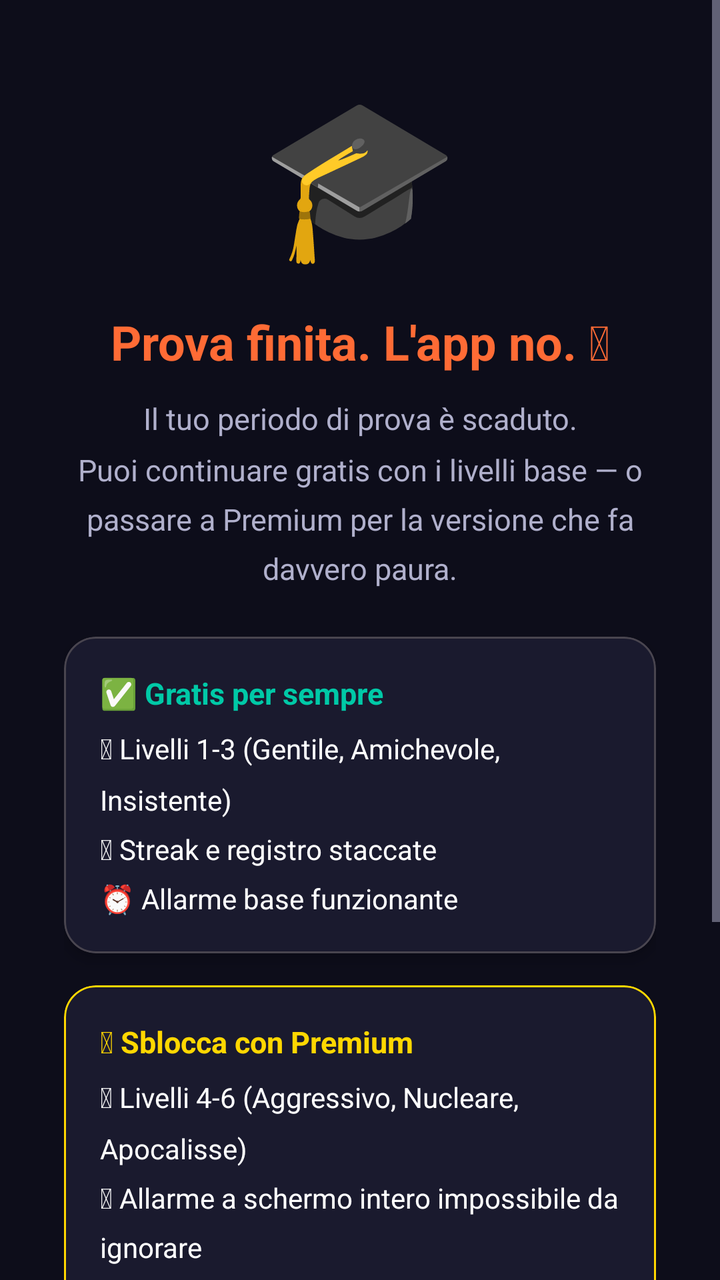
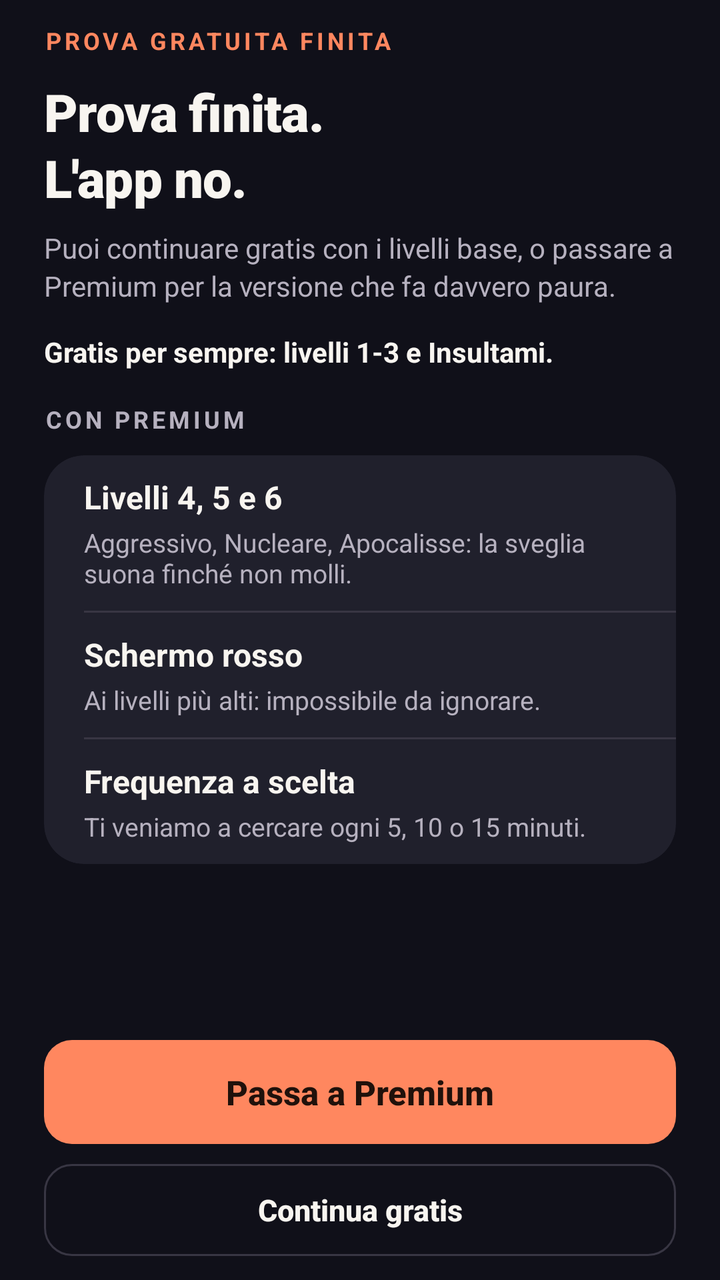

Two renders of the same Android screen: before a commit and after it. Below are the layout's source before the change and the commit's diff.
<!-- AndroidManifest.xml: activity theme Theme.Stacca -->
<!-- res/layout/activity_trial_expired.xml -->
<?xml version="1.0" encoding="utf-8"?>
<ScrollView xmlns:android="http://schemas.android.com/apk/res/android"
    xmlns:app="http://schemas.android.com/apk/res-auto"
    android:layout_width="match_parent"
    android:layout_height="match_parent"
    android:background="@color/background_dark"
    android:fillViewport="true">

    <LinearLayout
        android:layout_width="match_parent"
        android:layout_height="wrap_content"
        android:orientation="vertical"
        android:gravity="center"
        android:padding="32dp">

        
        <TextView
            android:id="@+id/tvTrialEmoji"
            android:layout_width="wrap_content"
            android:layout_height="wrap_content"
            android:text="🎓"
            android:textSize="80sp"
            android:layout_marginBottom="16dp" />

        
        <TextView
            android:id="@+id/tvTrialTitle"
            android:layout_width="match_parent"
            android:layout_height="wrap_content"
            android:text="@string/trial_soft_title"
            android:textSize="24sp"
            android:textStyle="bold"
            android:textColor="@color/primary"
            android:gravity="center"
            android:layout_marginBottom="12dp" />

        
        <TextView
            android:id="@+id/tvTrialSubtitle"
            android:layout_width="match_parent"
            android:layout_height="wrap_content"
            android:text="@string/trial_soft_subtitle"
            android:textSize="15sp"
            android:textColor="@color/text_secondary"
            android:gravity="center"
            android:lineSpacingMultiplier="1.4"
            android:layout_marginBottom="24dp" />

        
        <com.google.android.material.card.MaterialCardView
            android:layout_width="match_parent"
            android:layout_height="wrap_content"
            app:cardBackgroundColor="@color/background_card"
            app:cardCornerRadius="16dp"
            app:cardElevation="4dp"
            android:layout_marginBottom="16dp">

            <LinearLayout
                android:layout_width="match_parent"
                android:layout_height="wrap_content"
                android:orientation="vertical"
                android:padding="18dp">

                <TextView
                    android:layout_width="wrap_content"
                    android:layout_height="wrap_content"
                    android:text="@string/trial_soft_free_title"
                    android:textSize="15sp"
                    android:textStyle="bold"
                    android:textColor="@color/tertiary"
                    android:layout_marginBottom="8dp" />

                <TextView
                    android:layout_width="match_parent"
                    android:layout_height="wrap_content"
                    android:text="@string/trial_soft_free_items"
                    android:textSize="14sp"
                    android:textColor="@color/text_primary"
                    android:lineSpacingMultiplier="1.5" />

            </LinearLayout>
        </com.google.android.material.card.MaterialCardView>

        
        <com.google.android.material.card.MaterialCardView
            android:layout_width="match_parent"
            android:layout_height="wrap_content"
            app:cardBackgroundColor="@color/background_card"
            app:cardCornerRadius="16dp"
            app:cardElevation="4dp"
            app:strokeColor="@color/premium_gold"
            app:strokeWidth="1dp"
            android:layout_marginBottom="28dp">

            <LinearLayout
                android:layout_width="match_parent"
                android:layout_height="wrap_content"
                android:orientation="vertical"
                android:padding="18dp">

                <TextView
                    android:layout_width="wrap_content"
                    android:layout_height="wrap_content"
                    android:text="@string/trial_soft_premium_title"
                    android:textSize="15sp"
                    android:textStyle="bold"
                    android:textColor="@color/premium_gold"
                    android:layout_marginBottom="8dp" />

                <TextView
                    android:layout_width="match_parent"
                    android:layout_height="wrap_content"
                    android:text="@string/trial_soft_premium_items"
                    android:textSize="14sp"
                    android:textColor="@color/text_primary"
                    android:lineSpacingMultiplier="1.5" />

            </LinearLayout>
        </com.google.android.material.card.MaterialCardView>

        
        <com.google.android.material.button.MaterialButton
            android:id="@+id/btnTrialRegister"
            android:layout_width="match_parent"
            android:layout_height="64dp"
            android:text="@string/trial_soft_btn_premium"
            android:textSize="16sp"
            android:textStyle="bold"
            style="@style/Widget.Stacca.Button.Primary"
            app:cornerRadius="16dp"
            android:layout_marginBottom="12dp" />

        
        <com.google.android.material.button.MaterialButton
            android:id="@+id/btnTrialContinueFree"
            android:layout_width="match_parent"
            android:layout_height="52dp"
            android:text="@string/trial_soft_btn_free"
            android:textSize="14sp"
            style="@style/Widget.Stacca.Button.Secondary"
            android:textColor="@color/text_secondary"
            app:cornerRadius="16dp" />

    </LinearLayout>
</ScrollView>
<!-- resources referenced by this layout -->
<resources>
  <color name="background_card">#1A1A2E</color>
  <color name="premium_gold">#FFD700</color>
  <string name="trial_soft_btn_free">Continua gratis (livelli 1-3)</string>
  <string name="trial_soft_btn_premium">👑 Passa a Premium</string>
  <string name="trial_soft_free_items">📩 Livelli 1-3 (Gentile, Amichevole, Insistente)\n🔥 Streak e registro staccate\n⏰ Allarme base funzionante</string>
  <string name="trial_soft_free_title">✅ Gratis per sempre</string>
  <string name="trial_soft_premium_items">💀 Livelli 4-6 (Aggressivo, Nucleare, Apocalisse)\n📢 Allarme a schermo intero impossibile da ignorare\n❤️ Sostieni uno sviluppatore che vorrebbe staccare anche lui</string>
  <string name="trial_soft_premium_title">👑 Sblocca con Premium</string>
  <string name="trial_soft_subtitle">Il tuo periodo di prova è scaduto.\nPuoi continuare gratis con i livelli base — o passare a Premium per la versione che fa davvero paura.</string>
  <string name="trial_soft_title">Prova finita. L\'app no. 🎓</string>
  <style name="Widget.Stacca.Button.Primary" parent="Widget.Material3.Button">
          <item name="android:textSize">16sp</item>
          <item name="android:textStyle">bold</item>
          <item name="android:textColor">@color/white</item>
          <item name="android:textAllCaps">false</item>
          <item name="cornerRadius">16dp</item>
      </style>
  <style name="Widget.Stacca.Button.Secondary" parent="Widget.Material3.Button.OutlinedButton">
          <item name="android:textSize">16sp</item>
          <item name="cornerRadius">16dp</item>
          <item name="strokeColor">@color/primary</item>
          <item name="android:textColor">@color/primary</item>
      </style>
  <color name="white">#FFFFFF</color>
  <!-- unchanged entries left out for length: 14 -->
</resources>

<!-- the commit's change to res/layout/activity_trial_expired.xml (unified diff, before → after) -->
@@ -3,143 +3,137 @@
     xmlns:app="http://schemas.android.com/apk/res-auto"
     android:layout_width="match_parent"
     android:layout_height="match_parent"
-    android:background="@color/background_dark"
+    android:background="@color/home_bg"
     android:fillViewport="true">
 
     <LinearLayout
         android:layout_width="match_parent"
-        android:layout_height="wrap_content"
+        android:layout_height="match_parent"
         android:orientation="vertical"
-        android:gravity="center"
-        android:padding="32dp">
+        android:paddingStart="22dp"
+        android:paddingEnd="22dp"
+        android:paddingTop="@dimen/page_padding_top"
+        android:paddingBottom="12dp">
 
-        
         <TextView
-            android:id="@+id/tvTrialEmoji"
             android:layout_width="wrap_content"
             android:layout_height="wrap_content"
-            android:text="🎓"
-            android:textSize="80sp"
-            android:layout_marginBottom="16dp" />
+            android:text="@string/trial_v2_label"
+            android:textSize="12sp"
+            android:textStyle="bold"
+            android:letterSpacing="0.14"
+            android:textColor="@color/home_accent" />
 
-        
         <TextView
             android:id="@+id/tvTrialTitle"
             android:layout_width="match_parent"
             android:layout_height="wrap_content"
-            android:text="@string/trial_soft_title"
-            android:textSize="24sp"
-            android:textStyle="bold"
-            android:textColor="@color/primary"
-            android:gravity="center"
-            android:layout_marginBottom="12dp" />
+            android:layout_marginTop="10dp"
+            android:text="@string/trial_v2_title"
+            android:textSize="@dimen/page_title_size"
+            android:fontFamily="sans-serif-black"
+            android:lineSpacingMultiplier="1.08"
+            android:letterSpacing="-0.01"
+            android:textColor="@color/home_text" />
 
-        
         <TextView
             android:id="@+id/tvTrialSubtitle"
             android:layout_width="match_parent"
             android:layout_height="wrap_content"
-            android:text="@string/trial_soft_subtitle"
-            android:textSize="15sp"
-            android:textColor="@color/text_secondary"
-            android:gravity="center"
-            android:lineSpacingMultiplier="1.4"
-            android:layout_marginBottom="24dp" />
+            android:layout_marginTop="8dp"
+            android:text="@string/trial_v2_sub"
+            android:textSize="14sp"
+            android:lineSpacingMultiplier="1.15"
+            android:textColor="@color/home_text_secondary" />
 
         
-        <com.google.android.material.card.MaterialCardView
+        <TextView
             android:layout_width="match_parent"
             android:layout_height="wrap_content"
-            app:cardBackgroundColor="@color/background_card"
-            app:cardCornerRadius="16dp"
-            app:cardElevation="4dp"
-            android:layout_marginBottom="16dp">
+            android:layout_marginTop="14dp"
+            android:text="@string/trial_v2_free_line"
+            android:textSize="14sp"
+            android:textStyle="bold"
+            android:textColor="@color/home_text" />
 
+        
+        <TextView
+            style="@style/Stacca.Settings.SectionLabel"
+            android:layout_marginTop="16dp"
+            android:text="@string/trial_v2_premium_label" />
+
+        <com.google.android.material.card.MaterialCardView style="@style/Stacca.Settings.Card">
             <LinearLayout
                 android:layout_width="match_parent"
                 android:layout_height="wrap_content"
-                android:orientation="vertical"
-                android:padding="18dp">
+                android:orientation="vertical">
 
-                <TextView
-                    android:layout_width="wrap_content"
-                    android:layout_height="wrap_content"
-                    android:text="@string/trial_soft_free_title"
-                    android:textSize="15sp"
-                    android:textStyle="bold"
-                    android:textColor="@color/tertiary"
-                    android:layout_marginBottom="8dp" />
+                <LinearLayout style="@style/Stacca.Settings.Row">
+                    <LinearLayout style="@style/Stacca.Settings.RowTexts">
+                        <TextView style="@style/Stacca.Settings.RowTitle" android:text="@string/paywall_f1_title" />
+                        <TextView style="@style/Stacca.Settings.RowDesc" android:text="@string/paywall_f1_desc" />
+                    </LinearLayout>
+                </LinearLayout>
 
-                <TextView
-                    android:layout_width="match_parent"
-                    android:layout_height="wrap_content"
-                    android:text="@string/trial_soft_free_items"
-                    android:textSize="14sp"
-                    android:textColor="@color/text_primary"
-                    android:lineSpacingMultiplier="1.5" />
+                <View style="@style/Stacca.Settings.Divider" />
 
+                <LinearLayout style="@style/Stacca.Settings.Row">
+                    <LinearLayout style="@style/Stacca.Settings.RowTexts">
+                        <TextView style="@style/Stacca.Settings.RowTitle" android:text="@string/paywall_f2_title" />
+                        <TextView style="@style/Stacca.Settings.RowDesc" android:text="@string/paywall_f2_desc" />
+                    </LinearLayout>
+                </LinearLayout>
+
+                <View style="@style/Stacca.Settings.Divider" />
+
+                <LinearLayout style="@style/Stacca.Settings.Row">
+                    <LinearLayout style="@style/Stacca.Settings.RowTexts">
+                        <TextView style="@style/Stacca.Settings.RowTitle" android:text="@string/paywall_f3_title" />
+                        <TextView style="@style/Stacca.Settings.RowDesc" android:text="@string/paywall_f3_desc" />
+                    </LinearLayout>
+                </LinearLayout>
             </LinearLayout>
         </com.google.android.material.card.MaterialCardView>
 
-        
-        <com.google.android.material.card.MaterialCardView
+        <Space
             android:layout_width="match_parent"
-            android:layout_height="wrap_content"
-            app:cardBackgroundColor="@color/background_card"
-            app:cardCornerRadius="16dp"
-            app:cardElevation="4dp"
-            app:strokeColor="@color/premium_gold"
-            app:strokeWidth="1dp"
-            android:layout_marginBottom="28dp">
+            android:layout_height="0dp"
+            android:layout_weight="1"
+            android:minHeight="20dp" />
 
-            <LinearLayout
-                android:layout_width="match_parent"
-                android:layout_height="wrap_content"
-                android:orientation="vertical"
-                android:padding="18dp">
-
-                <TextView
-                    android:layout_width="wrap_content"
-                    android:layout_height="wrap_content"
-                    android:text="@string/trial_soft_premium_title"
-                    android:textSize="15sp"
-                    android:textStyle="bold"
-                    android:textColor="@color/premium_gold"
-                    android:layout_marginBottom="8dp" />
-
-                <TextView
-                    android:layout_width="match_parent"
-                    android:layout_height="wrap_content"
-                    android:text="@string/trial_soft_premium_items"
-                    android:textSize="14sp"
-                    android:textColor="@color/text_primary"
-                    android:lineSpacingMultiplier="1.5" />
-
-            </LinearLayout>
-        </com.google.android.material.card.MaterialCardView>
-
-        
         <com.google.android.material.button.MaterialButton
             android:id="@+id/btnTrialRegister"
             android:layout_width="match_parent"
-            android:layout_height="64dp"
-            android:text="@string/trial_soft_btn_premium"
-            android:textSize="16sp"
+            android:layout_height="52dp"
+            android:insetTop="0dp"
+            android:insetBottom="0dp"
+            android:text="@string/trial_v2_btn_premium"
+            android:textSize="17sp"
             android:textStyle="bold"
-            style="@style/Widget.Stacca.Button.Primary"
-            app:cornerRadius="16dp"
-            android:layout_marginBottom="12dp" />
+            android:textAllCaps="false"
+            android:letterSpacing="0"
+            android:textColor="@color/home_on_accent"
+            app:backgroundTint="@color/home_accent"
+            app:cornerRadius="14dp"
+            app:elevation="0dp" />
 
-        
         <com.google.android.material.button.MaterialButton
             android:id="@+id/btnTrialContinueFree"
+            style="@style/Widget.Material3.Button.OutlinedButton"
             android:layout_width="match_parent"
-            android:layout_height="52dp"
-            android:text="@string/trial_soft_btn_free"
-            android:textSize="14sp"
-            style="@style/Widget.Stacca.Button.Secondary"
-            android:textColor="@color/text_secondary"
-            app:cornerRadius="16dp" />
+            android:layout_height="46dp"
+            android:layout_marginTop="10dp"
+            android:insetTop="0dp"
+            android:insetBottom="0dp"
+            android:text="@string/trial_v2_btn_free"
+            android:textSize="15sp"
+            android:textStyle="bold"
+            android:textAllCaps="false"
+            android:letterSpacing="0"
+            android:textColor="@color/home_text"
+            app:strokeColor="@color/home_border"
+            app:strokeWidth="1dp"
+            app:cornerRadius="14dp" />
 
     </LinearLayout>
 </ScrollView>
<!-- resource entries referenced after the edit -->
@@ -1,29 +1,86 @@
 <!-- resources referenced by this layout -->
 <resources>
-  <color name="background_card">#1A1A2E</color>
-  <color name="premium_gold">#FFD700</color>
-  <string name="trial_soft_btn_free">Continua gratis (livelli 1-3)</string>
-  <string name="trial_soft_btn_premium">👑 Passa a Premium</string>
-  <string name="trial_soft_free_items">📩 Livelli 1-3 (Gentile, Amichevole, Insistente)\n🔥 Streak e registro staccate\n⏰ Allarme base funzionante</string>
-  <string name="trial_soft_free_title">✅ Gratis per sempre</string>
-  <string name="trial_soft_premium_items">💀 Livelli 4-6 (Aggressivo, Nucleare, Apocalisse)\n📢 Allarme a schermo intero impossibile da ignorare\n❤️ Sostieni uno sviluppatore che vorrebbe staccare anche lui</string>
-  <string name="trial_soft_premium_title">👑 Sblocca con Premium</string>
-  <string name="trial_soft_subtitle">Il tuo periodo di prova è scaduto.\nPuoi continuare gratis con i livelli base — o passare a Premium per la versione che fa davvero paura.</string>
-  <string name="trial_soft_title">Prova finita. L\'app no. 🎓</string>
-  <style name="Widget.Stacca.Button.Primary" parent="Widget.Material3.Button">
+  <color name="home_accent">#FF875F</color>
+  <color name="home_bg">#101019</color>
+  <color name="home_border">#383643</color>
+  <color name="home_on_accent">#20110B</color>
+  <color name="home_text">#F8F5F0</color>
+  <color name="home_text_secondary">#B6B1BF</color>
+  <dimen name="page_padding_top">12dp</dimen>
+  <dimen name="page_title_size">26sp</dimen>
+  <string name="paywall_f1_desc">Aggressivo, Nucleare, Apocalisse: la sveglia suona finché non molli.</string>
+  <string name="paywall_f1_title">Livelli 4, 5 e 6</string>
+  <string name="paywall_f2_desc">Ai livelli più alti: impossibile da ignorare.</string>
+  <string name="paywall_f2_title">Schermo rosso</string>
+  <string name="paywall_f3_desc">Ti veniamo a cercare ogni 5, 10 o 15 minuti.</string>
+  <string name="paywall_f3_title">Frequenza a scelta</string>
+  <string name="trial_v2_btn_free">Continua gratis</string>
+  <string name="trial_v2_btn_premium">Passa a Premium</string>
+  <string name="trial_v2_free_line">Gratis per sempre: livelli 1-3 e Insultami.</string>
+  <string name="trial_v2_label">PROVA GRATUITA FINITA</string>
+  <string name="trial_v2_premium_label">Con Premium</string>
+  <string name="trial_v2_sub">Puoi continuare gratis con i livelli base, o passare a Premium per la versione che fa davvero paura.</string>
+  <string name="trial_v2_title">Prova finita.\nL\'app no.</string>
+  <style name="Stacca.Settings.Card" parent="Widget.Material3.CardView.Filled">
+          <item name="android:layout_width">match_parent</item>
+          <item name="android:layout_height">wrap_content</item>
+          <item name="cardBackgroundColor">@color/home_surface</item>
+          <item name="cardCornerRadius">20dp</item>
+          <item name="cardElevation">0dp</item>
+          <item name="strokeWidth">0dp</item>
+      </style>
+  <style name="Stacca.Settings.Divider">
+          <item name="android:layout_width">match_parent</item>
+          <item name="android:layout_height">1dp</item>
+          <item name="android:layout_marginStart">20dp</item>
+          <item name="android:background">@color/home_border</item>
+      </style>
+  <style name="Stacca.Settings.Row">
+          <item name="android:layout_width">match_parent</item>
+          <item name="android:layout_height">wrap_content</item>
+          <item name="android:orientation">horizontal</item>
+          <item name="android:gravity">center_vertical</item>
+          <item name="android:minHeight">@dimen/settings_row_min_height</item>
+          <item name="android:paddingStart">20dp</item>
+          <item name="android:paddingEnd">16dp</item>
+          <item name="android:paddingTop">@dimen/settings_row_padding_v</item>
+          <item name="android:paddingBottom">@dimen/settings_row_padding_v</item>
+      </style>
+  <style name="Stacca.Settings.RowDesc">
+          <item name="android:layout_width">wrap_content</item>
+          <item name="android:layout_height">wrap_content</item>
+          <item name="android:layout_marginTop">3dp</item>
+          <item name="android:textSize">13sp</item>
+          <item name="android:textColor">@color/home_text_secondary</item>
+      </style>
+  <style name="Stacca.Settings.RowTexts">
+          <item name="android:layout_width">0dp</item>
+          <item name="android:layout_height">wrap_content</item>
+          <item name="android:layout_weight">1</item>
+          <item name="android:layout_marginEnd">12dp</item>
+          <item name="android:orientation">vertical</item>
+      </style>
+  <style name="Stacca.Settings.RowTitle">
+          <item name="android:layout_width">wrap_content</item>
+          <item name="android:layout_height">wrap_content</item>
           <item name="android:textSize">16sp</item>
           <item name="android:textStyle">bold</item>
-          <item name="android:textColor">@color/white</item>
-          <item name="android:textAllCaps">false</item>
-          <item name="cornerRadius">16dp</item>
+          <item name="android:textColor">@color/home_text</item>
       </style>
-  <style name="Widget.Stacca.Button.Secondary" parent="Widget.Material3.Button.OutlinedButton">
-          <item name="android:textSize">16sp</item>
-          <item name="cornerRadius">16dp</item>
-          <item name="strokeColor">@color/primary</item>
-          <item name="android:textColor">@color/primary</item>
+  <style name="Stacca.Settings.SectionLabel">
+          <item name="android:layout_width">wrap_content</item>
+          <item name="android:layout_height">wrap_content</item>
+          <item name="android:layout_marginTop">24dp</item>
+          <item name="android:layout_marginBottom">10dp</item>
+          <item name="android:textSize">12sp</item>
+          <item name="android:textStyle">bold</item>
+          <item name="android:textAllCaps">true</item>
+          <item name="android:letterSpacing">0.14</item>
+          <item name="android:textColor">@color/home_text_secondary</item>
       </style>
-  <color name="white">#FFFFFF</color>
+  <color name="home_surface">#20202C</color>
+  <dimen name="settings_row_min_height">52dp</dimen>
+  <dimen name="settings_row_padding_v">10dp</dimen>
   <!-- unchanged entries left out for length: 14 -->
 </resources>
 
